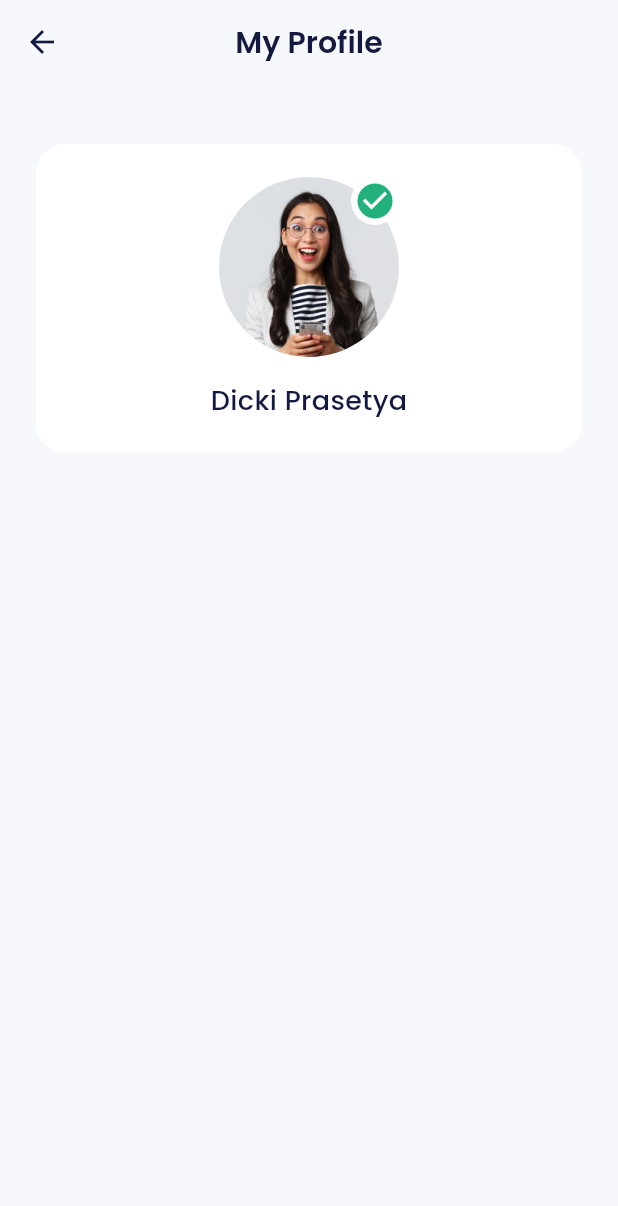
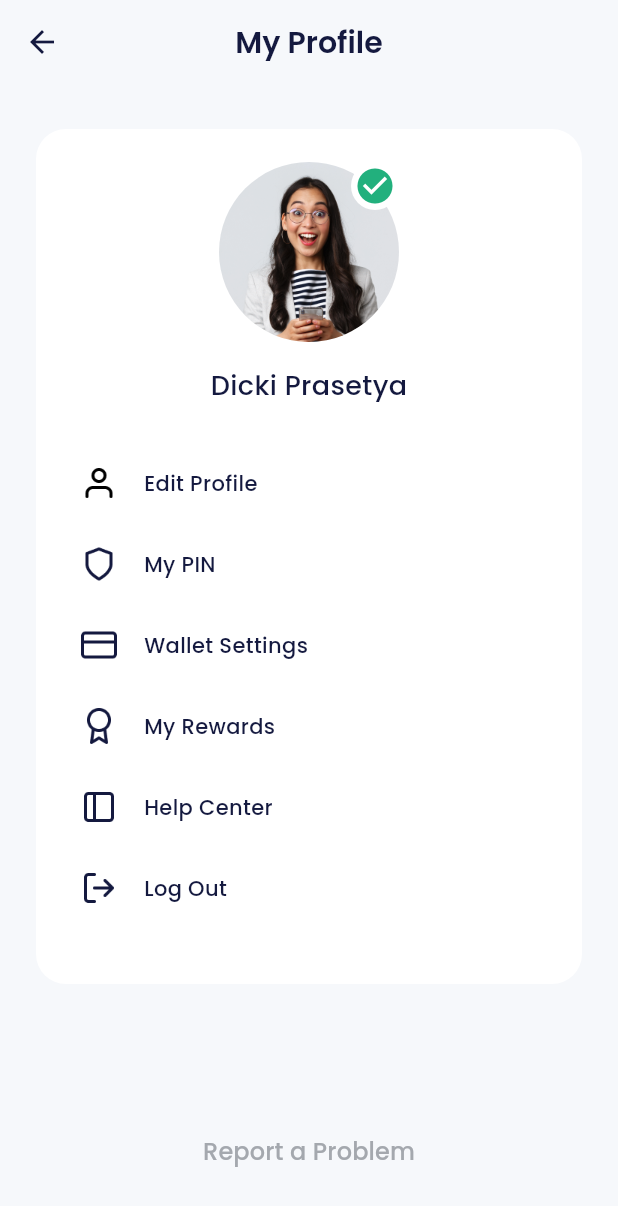
Before and after one commit to evairo176/bank_e, a Flutter app: the ProfilePage screen opened by its route, on a phone screen of 412 x 824 dp. Shown: the top 1206 px of the screen. Run offline on Flutter 3.47's test engine with Material 3 defaults, Android fonts, the phone set to English and light mode, and no system bars; our stand-ins replace carousel_slider, google_fonts.

Commit message:
feat: add profile item to profile page

```diff
--- a/lib/ui/pages/profile_page.dart
+++ b/lib/ui/pages/profile_page.dart
@@ -1,4 +1,6 @@
 import 'package:ewallet/shared/theme.dart';
+import 'package:ewallet/ui/widgets/buttons.dart';
+import 'package:ewallet/ui/widgets/profile_menu_item.dart';
 import 'package:flutter/material.dart';
 
 class ProfilePage extends StatelessWidget {
@@ -29,7 +31,7 @@ class ProfilePage extends StatelessWidget {
         ),
         children: [
           const SizedBox(
-            height: 40,
+            height: 30,
           ),
           Container(
             padding: const EdgeInsets.symmetric(
@@ -79,10 +81,53 @@ class ProfilePage extends StatelessWidget {
                     fontSize: 18,
                     fontWeight: medium,
                   ),
-                )
+                ),
+                const SizedBox(
+                  height: 40,
+                ),
+                ProfileMenuItem(
+                  iconUrl: 'assets/ic_edit_profile.png',
+                  title: 'Edit Profile',
+                  onTap: () {},
+                ),
+                ProfileMenuItem(
+                  iconUrl: 'assets/ic_pin.png',
+                  title: 'My PIN',
+                  onTap: () {},
+                ),
+                ProfileMenuItem(
+                  iconUrl: 'assets/ic_wallet.png',
+                  title: 'Wallet Settings',
+                  onTap: () {},
+                ),
+                ProfileMenuItem(
+                  iconUrl: 'assets/ic_my_reward.png',
+                  title: 'My Rewards',
+                  onTap: () {},
+                ),
+                ProfileMenuItem(
+                  iconUrl: 'assets/ic_help_center.png',
+                  title: 'Help Center',
+                  onTap: () {},
+                ),
+                ProfileMenuItem(
+                  iconUrl: 'assets/ic_signout.png',
+                  title: 'Log Out',
+                  onTap: () {},
+                ),
               ],
             ),
-          )
+          ),
+          const SizedBox(
+            height: 87,
+          ),
+          CostumTextButton(
+            title: 'Report a Problem',
+            onPressed: () {},
+          ),
+          const SizedBox(
+            height: 50,
+          ),
         ],
       ),
     );
--- /dev/null
+++ b/lib/ui/widgets/profile_menu_item.dart
@@ -0,0 +1,45 @@
+import 'package:ewallet/shared/theme.dart';
+import 'package:flutter/material.dart';
+
+class ProfileMenuItem extends StatelessWidget {
+  final String iconUrl;
+  final String title;
+  final VoidCallback? onTap;
+
+  const ProfileMenuItem({
+    super.key,
+    required this.iconUrl,
+    required this.title,
+    this.onTap,
+  });
+
+  @override
+  Widget build(BuildContext context) {
+    return GestureDetector(
+      onTap: onTap,
+      child: Container(
+        margin: const EdgeInsets.only(
+          bottom: 30,
+        ),
+        child: Row(
+          children: [
+            Image.asset(
+              iconUrl,
+              width: 24,
+            ),
+            const SizedBox(
+              width: 18,
+            ),
+            Text(
+              title,
+              style: blackTextStyle.copyWith(
+                fontSize: 14,
+                fontWeight: medium,
+              ),
+            )
+          ],
+        ),
+      ),
+    );
+  }
+}
```
